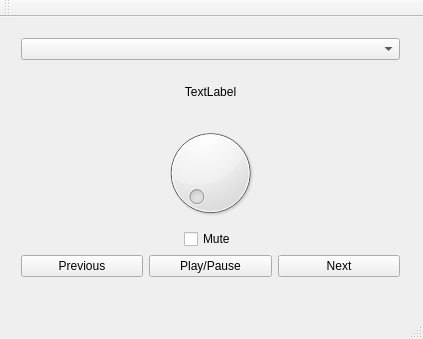
Above: mainwindow.ui from ylogx/slider before the change. Below: the same form after it.
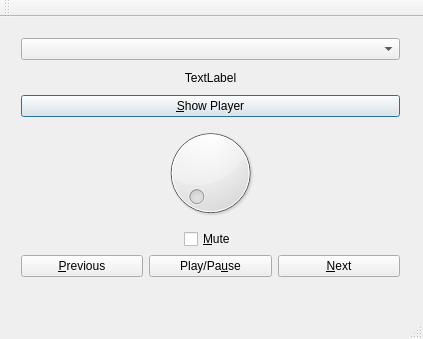
That is the form after the change.

Diff of the .ui file:
```diff
--- a/mainwindow.ui
+++ b/mainwindow.ui
@@ -37,6 +37,16 @@
        </property>
       </widget>
      </item>
+     <item>
+      <widget class="QPushButton" name="pushButtonShow">
+       <property name="text">
+        <string>&amp;Show Player</string>
+       </property>
+       <property name="default">
+        <bool>true</bool>
+       </property>
+      </widget>
+     </item>
      <item>
       <widget class="QDial" name="dial">
        <property name="invertedAppearance">
@@ -50,7 +60,7 @@
      <item alignment="Qt::AlignHCenter">
       <widget class="QCheckBox" name="checkBoxMute">
        <property name="text">
-        <string>Mute</string>
+        <string>&amp;Mute</string>
        </property>
       </widget>
      </item>
@@ -59,21 +69,21 @@
        <item>
         <widget class="QPushButton" name="pushButtonPrev">
          <property name="text">
-          <string>Previous</string>
+          <string>&amp;Previous</string>
          </property>
         </widget>
        </item>
        <item>
         <widget class="QPushButton" name="pushButtonPlay">
          <property name="text">
-          <string>Play/Pause</string>
+          <string>Play/Pa&amp;use</string>
          </property>
         </widget>
        </item>
        <item>
         <widget class="QPushButton" name="pushButtonNext">
          <property name="text">
-          <string>Next</string>
+          <string>&amp;Next</string>
          </property>
         </widget>
        </item>
```
Left out of the diff: 3 changed lines with no effect on the pictures.
